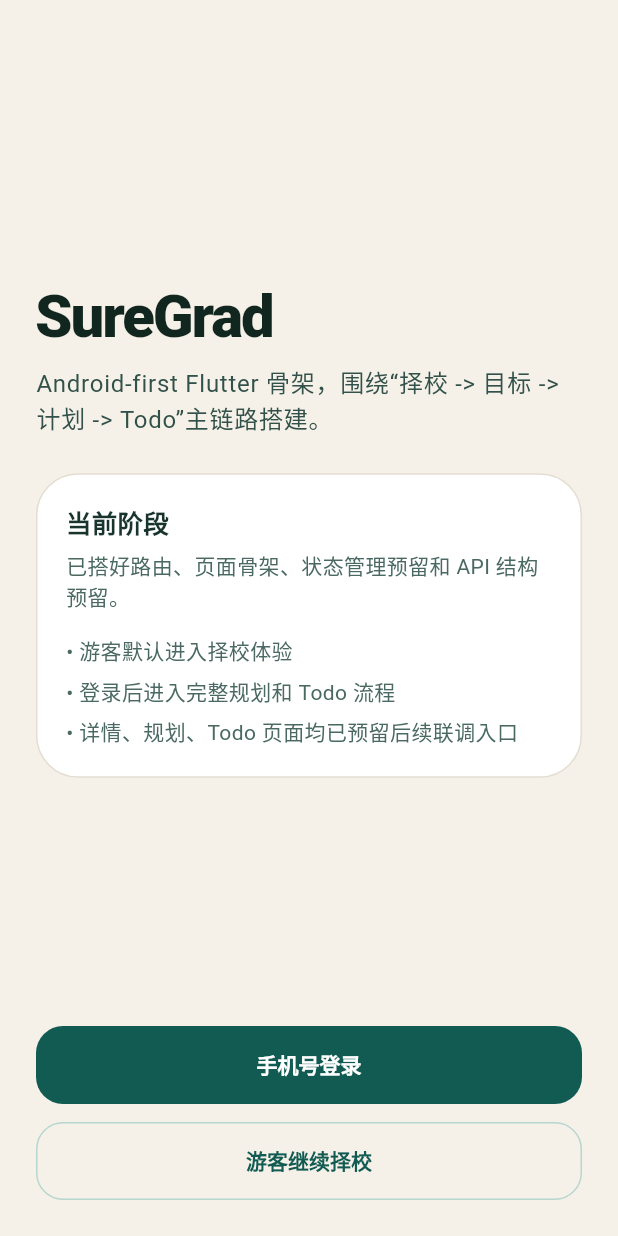
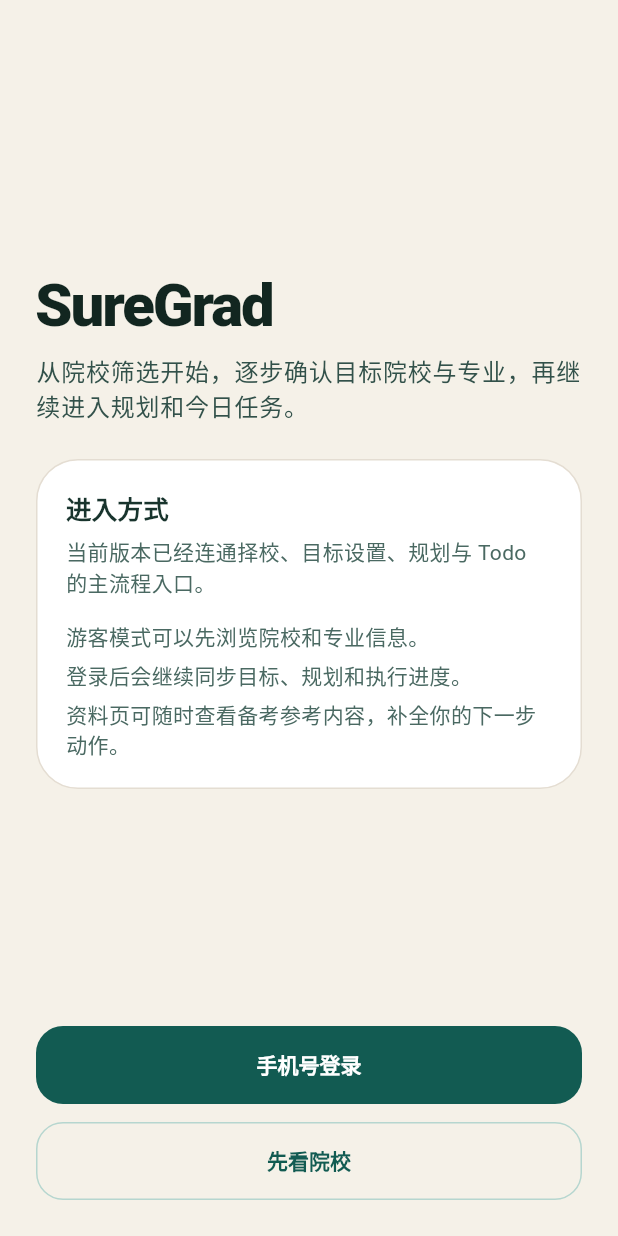
Before and after one commit to Wan-JD/SureGrad, a Flutter app: the screen it shows after launch, on a phone screen of 412 x 824 dp. Run offline on Flutter 3.47's test engine with Material 3 defaults, Android fonts, the phone set to English and light mode, and no system bars.

Commit message:
feat: polish admin and mobile product surfaces

```diff
--- a/apps/mobile/lib/app/navigation/app_router.dart
+++ b/apps/mobile/lib/app/navigation/app_router.dart
@@ -39,8 +39,8 @@ class AppRouter {
         final args = settings.arguments is SchoolDetailRouteArgs
             ? settings.arguments as SchoolDetailRouteArgs
             : const SchoolDetailRouteArgs(
-                schoolId: 'preview-school',
-                schoolName: '预览院校',
+                schoolId: 'school-unavailable',
+                schoolName: '院校详情',
               );
         return _page(SchoolDetailPage(args: args), settings);
       case AppRoutes.planning:
--- a/apps/mobile/lib/features/resources/presentation/resources_page.dart
+++ b/apps/mobile/lib/features/resources/presentation/resources_page.dart
@@ -29,9 +29,19 @@ class _ResourcesPageState extends State<ResourcesPage> {
           return ListView(
             padding: const EdgeInsets.all(16),
             children: [
+              const SectionCard(
+                title: '备考资料',
+                subtitle: '这里集中展示可直接查看的参考内容，方便你在择校和规划之间快速切换。',
+                children: [
+                  Text('优先查看与你当前目标相关的内容。'),
+                  SizedBox(height: 6),
+                  Text('如果资料暂时为空，可以稍后刷新再次确认。'),
+                ],
+              ),
+              const SizedBox(height: 16),
               if (snapshot.hasError)
                 EmptyStateCard(
-                  title: '资料中心不可用',
+                  title: '资料中心暂时不可用',
                   message: _errorMessage(snapshot.error),
                   actionLabel: '重试',
                   onAction: () => setState(() {}),
@@ -40,12 +50,13 @@ class _ResourcesPageState extends State<ResourcesPage> {
                 const _PageLoading()
               else if (snapshot.data!.isEmpty)
                 const EmptyStateCard(
-                  title: '还没有资料',
-                  message: '真实接口已经接上，只是当前没有返回资料数据。',
+                  title: '暂时还没有资料',
+                  message: '当前还没有可展示的内容，稍后刷新看看，或先继续完成择校与规划。',
                 )
               else
                 SectionCard(
-                  title: '真实资料列表',
+                  title: '可用内容',
+                  subtitle: '根据当前返回结果整理展示，进入备考时可以先从这里补充信息。',
                   children: snapshot.data!
                       .map(
                         (item) => ListTile(
--- a/apps/mobile/lib/features/splash/presentation/splash_page.dart
+++ b/apps/mobile/lib/features/splash/presentation/splash_page.dart
@@ -22,19 +22,19 @@ class SplashPage extends StatelessWidget {
               Text('SureGrad', style: Theme.of(context).textTheme.displaySmall),
               const SizedBox(height: 12),
               Text(
-                'Android-first Flutter 骨架，围绕“择校 -> 目标 -> 计划 -> Todo”主链路搭建。',
+                '从院校筛选开始，逐步确认目标院校与专业，再继续进入规划和今日任务。',
                 style: Theme.of(context).textTheme.bodyLarge,
               ),
               const SizedBox(height: 24),
               const SectionCard(
-                title: '当前阶段',
-                subtitle: '已搭好路由、页面骨架、状态管理预留和 API 结构预留。',
+                title: '进入方式',
+                subtitle: '当前版本已经连通择校、目标设置、规划与 Todo 的主流程入口。',
                 children: [
-                  Text('• 游客默认进入择校体验'),
+                  Text('游客模式可以先浏览院校和专业信息。'),
                   SizedBox(height: 6),
-                  Text('• 登录后进入完整规划和 Todo 流程'),
+                  Text('登录后会继续同步目标、规划和执行进度。'),
                   SizedBox(height: 6),
-                  Text('• 详情、规划、Todo 页面均已预留后续联调入口'),
+                  Text('资料页可随时查看备考参考内容，补全你的下一步动作。'),
                 ],
               ),
               const Spacer(),
@@ -53,7 +53,7 @@ class SplashPage extends StatelessWidget {
                 onPressed: () {
                   Navigator.of(context).pushReplacementNamed(AppRoutes.schools);
                 },
-                child: const Text('游客继续择校'),
+                child: const Text('先看院校'),
               ),
             ],
           ),
```
Also changed, not shown: 3 other files.
